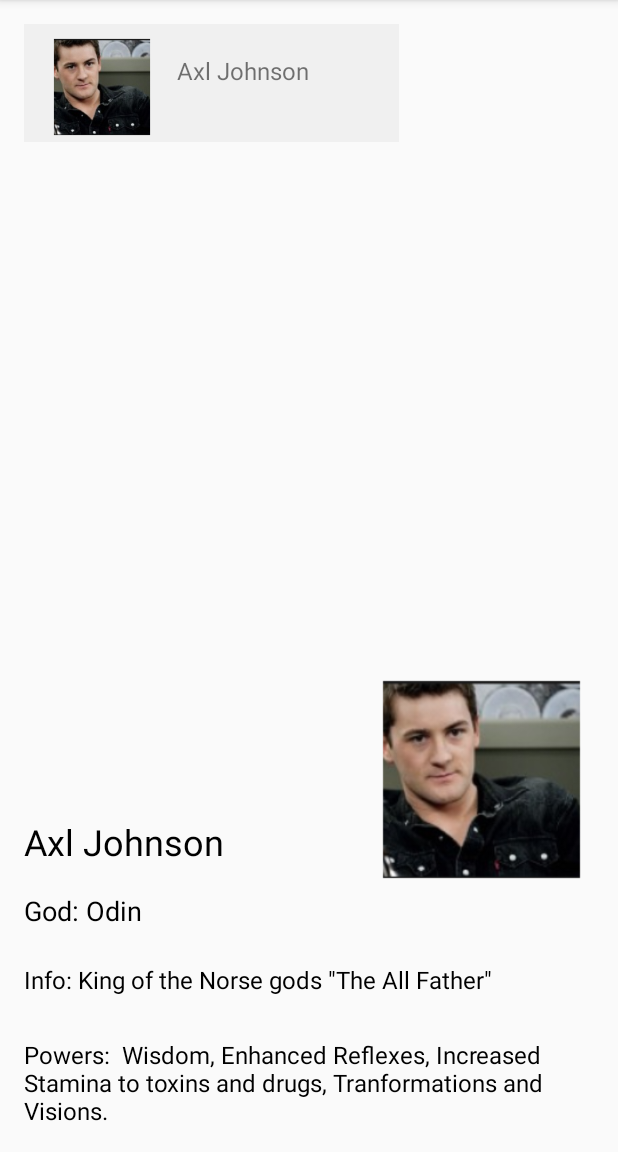
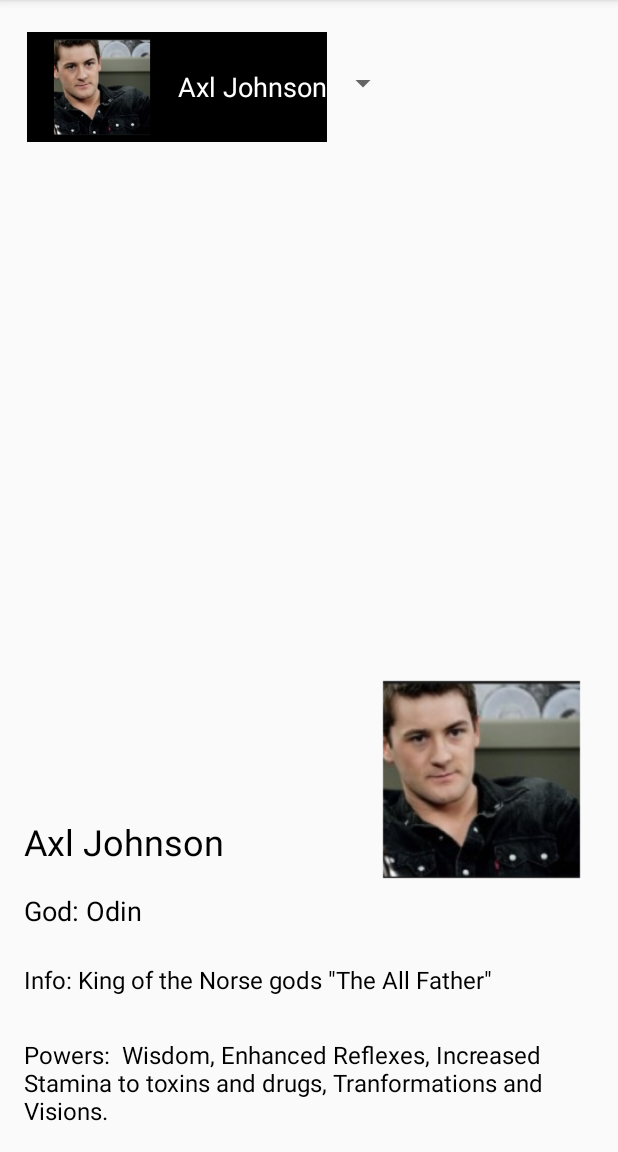
Before and after one commit to Kristie-Syda/Java-1, an Android app: the screen it shows after launch (MainActivity), on a phone screen of 412 x 824 dp, the part 84-1236 px from its top. Run offline under Robolectric (Android 15) with nearby library versions, the phone set to English and light mode, and no system bars.

Commit message:
Fixed list/spinner color and layout
added image to list

```diff
--- a/AdvancedViews/app/src/main/res/layout-land/activity_main.xml
+++ b/AdvancedViews/app/src/main/res/layout-land/activity_main.xml
@@ -5,11 +5,13 @@
 
     <ListView
         android:layout_width="300dp"
-        android:layout_height="wrap_content"
+        android:layout_height="match_parent"
         android:id="@+id/mainList"
         android:layout_alignParentTop="true"
         android:layout_alignParentLeft="true"
-        android:layout_alignParentStart="true"></ListView>
+        android:layout_alignParentStart="true"
+        android:background="#000000"
+        android:headerDividersEnabled="false"></ListView>
 
     <ImageView
         android:layout_width="150dp"
@@ -62,6 +64,7 @@
         android:textColor="#000000"
         android:textSize="16dp"
         android:layout_marginLeft="10dp"
+        android:layout_marginRight="10dp"
         android:layout_alignParentBottom="true"
         android:layout_alignParentRight="true"
         android:layout_alignParentEnd="true"
--- a/AdvancedViews/app/src/main/res/layout/activity_main.xml
+++ b/AdvancedViews/app/src/main/res/layout/activity_main.xml
@@ -13,8 +13,7 @@
         android:layout_height="wrap_content"
         android:layout_alignParentTop="true"
         android:layout_alignParentLeft="true"
-        android:layout_alignParentStart="true"
-        android:background="#f0f0f0"></Spinner>
+        android:layout_alignParentStart="true"></Spinner>
 
 
     <ImageView
--- a/AdvancedViews/app/src/main/res/layout/spinner.xml
+++ b/AdvancedViews/app/src/main/res/layout/spinner.xml
@@ -1,5 +1,5 @@
 <?xml version="1.0" encoding="utf-8"?>
-<LinearLayout xmlns:android="http://schemas.android.com/apk/res/android"
+<RelativeLayout xmlns:android="http://schemas.android.com/apk/res/android"
     android:layout_width="match_parent" android:layout_height="match_parent"
     android:weightSum="1">
 
@@ -8,13 +8,20 @@
         android:layout_height="73dp"
         android:layout_marginLeft="2dp"
         android:layout_marginTop="5dp"
-        android:id="@+id/spinPic" />
+        android:id="@+id/spinPic"
+        android:background="#000000"/>
 
     <TextView
         android:layout_width="150dp"
-        android:layout_height="50dp"
+        android:layout_height="73dp"
         android:id="@+id/spinName"
-        android:textSize="16dp"
-        android:layout_marginTop="20dp" />
+        android:textSize="18dp"
+        android:background="#000000"
+        android:textColor="#ffffff"
+        android:textAlignment="center"
+        android:layout_alignTop="@+id/spinPic"
+        android:layout_toRightOf="@+id/spinPic"
+        android:layout_toEndOf="@+id/spinPic"
+        android:gravity="center"/>
 
-</LinearLayout>
+</RelativeLayout>
```
Also changed, not shown: AdvancedViews/app/src/main/java/com/kristiesyda/advancedviews/MainActivity.java (+9 -0 lines), AdvancedViews/app/src/main/res/layout-land/list.xml (+22 -8 lines).
